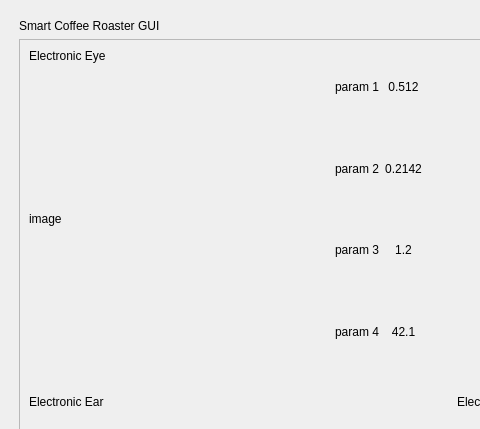
Old version of the form main_window.ui in the repository theunra/smart-coffee-app-v3; both pictures show x 0 to 480 and y 0 to 429 of the 930 by 685 pixel window.
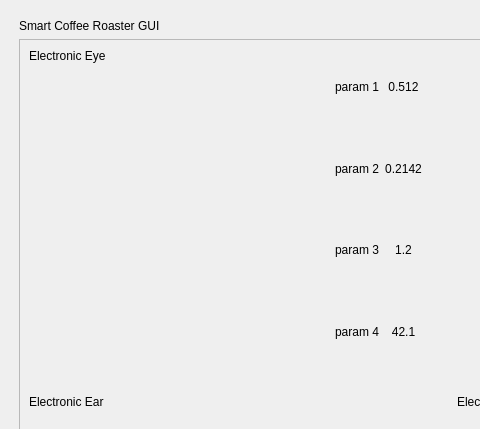
New version of the form.

Patch:
```diff
--- a/main_window.ui
+++ b/main_window.ui
@@ -83,10 +83,7 @@
                   </widget>
                  </item>
                  <item>
-                  <widget class="QLabel" name="imageLabel">
-                   <property name="enabled">
-                    <bool>true</bool>
-                   </property>
+                  <widget class="QWidget" name="imageWidget" native="true">
                    <property name="sizePolicy">
                     <sizepolicy hsizetype="MinimumExpanding" vsizetype="MinimumExpanding">
                      <horstretch>0</horstretch>
@@ -99,9 +96,6 @@
                      <height>300</height>
                     </size>
                    </property>
-                   <property name="text">
-                    <string>image</string>
-                   </property>
                   </widget>
                  </item>
                 </layout>
```
